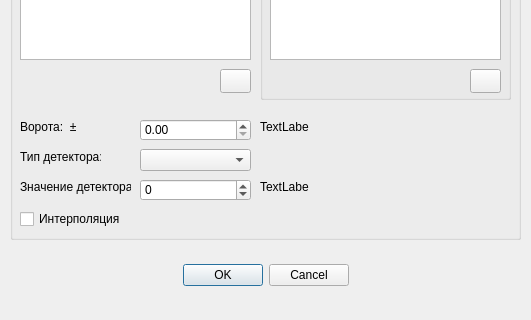
Above: magresp/on_mr_build_dialog.ui from spectral307/magresp before the change; both pictures show x 0 to 531 and y 521 to 841 of the 531 by 841 pixel window. Below: the same form after it.
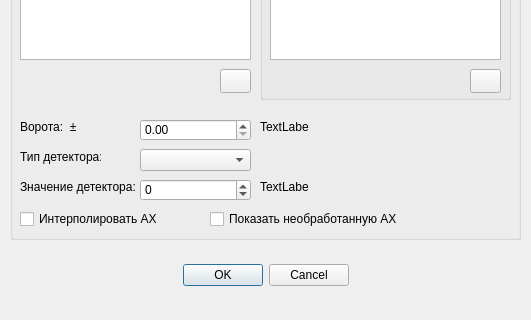
That is the form after the change.

Commit message: Add "show raw magnitude response" checkbox

The edit to the form file:
```diff
--- a/magresp/on_mr_build_dialog.ui
+++ b/magresp/on_mr_build_dialog.ui
@@ -228,7 +228,7 @@
      <rect>
       <x>10</x>
       <y>640</y>
-      <width>111</width>
+      <width>121</width>
       <height>16</height>
      </rect>
     </property>
@@ -257,12 +257,12 @@
      <rect>
       <x>10</x>
       <y>670</y>
-      <width>101</width>
+      <width>141</width>
       <height>20</height>
      </rect>
     </property>
     <property name="text">
-     <string>Интерполяция</string>
+     <string>Интерполировать АХ</string>
     </property>
    </widget>
    <widget class="QLabel" name="detector_value_hint_label">
@@ -301,6 +301,19 @@
      <string>Тип детектора:</string>
     </property>
    </widget>
+   <widget class="QCheckBox" name="show_raw_mag_resp_check_box">
+    <property name="geometry">
+     <rect>
+      <x>200</x>
+      <y>670</y>
+      <width>191</width>
+      <height>20</height>
+     </rect>
+    </property>
+    <property name="text">
+     <string>Показать необработанную АХ</string>
+    </property>
+   </widget>
   </widget>
  </widget>
  <resources/>
```
The commit also changes 4 other files.
